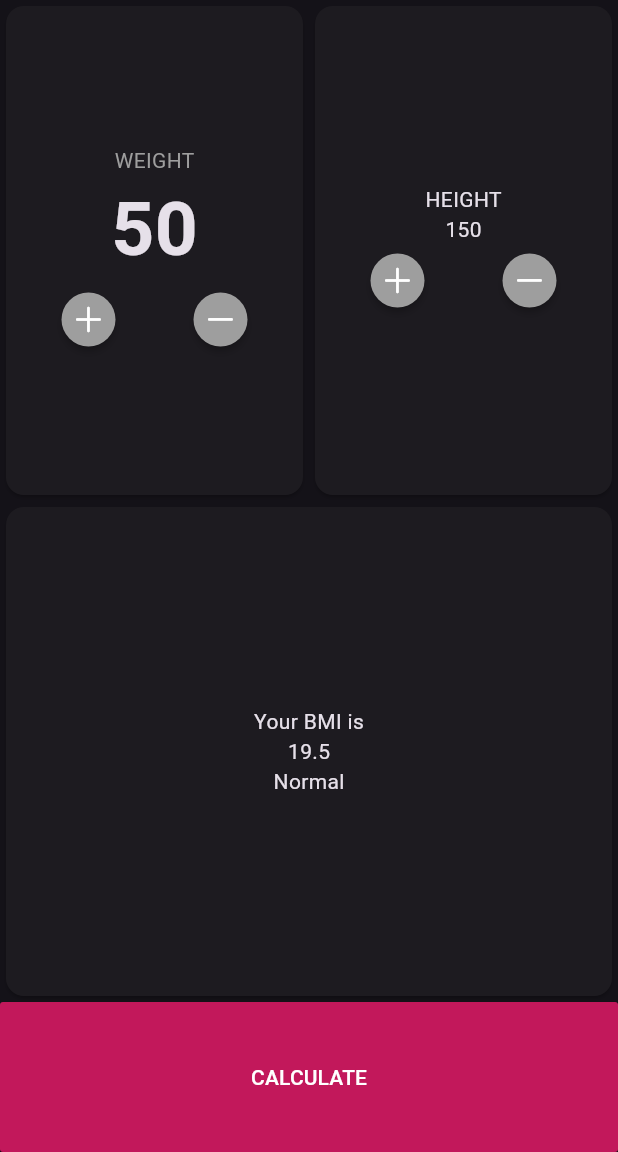
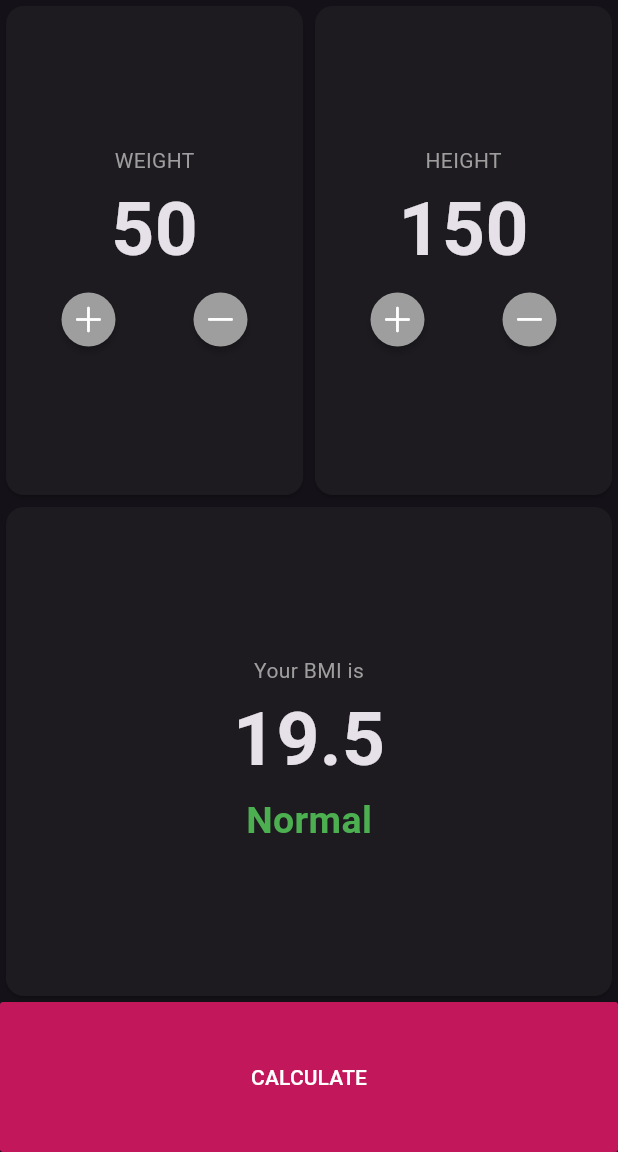
Before and after one commit to shmllslmt/weightwatcher, a Flutter app: the screen it shows after launch, on a phone screen of 412 x 824 dp, the part 84-1236 px from its top. Run offline on Flutter 3.47's test engine with Material 3 defaults, Android fonts, the phone set to English and light mode, and no system bars.

Commit message:
TextStyle for all Text widgets

```diff
--- a/lib/main.dart
+++ b/lib/main.dart
@@ -32,11 +32,14 @@ class BMIApp extends StatelessWidget {
                       child: Column(
                         mainAxisAlignment: MainAxisAlignment.center,
                         children: [
-                          Text("WEIGHT",
-                          style: TextStyle(
-                            color: Colors.grey,
-                          ),),
-                          Text("50",
+                          Text(
+                            "WEIGHT",
+                            style: TextStyle(
+                              color: Colors.grey,
+                            ),
+                          ),
+                          Text(
+                            "50",
                             style: TextStyle(
                               fontSize: 50.0,
                               fontWeight: FontWeight.bold,
@@ -68,8 +71,17 @@ class BMIApp extends StatelessWidget {
                       child: Column(
                         mainAxisAlignment: MainAxisAlignment.center,
                         children: [
-                          Text("HEIGHT"),
-                          Text("150"),
+                          Text(
+                            "HEIGHT",
+                            style: TextStyle(color: Colors.grey),
+                          ),
+                          Text(
+                            "150",
+                            style: TextStyle(
+                              fontSize: 50.0,
+                              fontWeight: FontWeight.bold,
+                            ),
+                          ),
                           Row(
                             mainAxisAlignment: MainAxisAlignment.center,
                             children: [
@@ -99,9 +111,27 @@ class BMIApp extends StatelessWidget {
                 child: Column(
                   mainAxisAlignment: MainAxisAlignment.center,
                   children: [
-                    Text("Your BMI is"),
-                    Text("19.5"),
-                    Text("Normal"),
+                    Text(
+                      "Your BMI is",
+                      style: TextStyle(
+                        color: Colors.grey,
+                      ),
+                    ),
+                    Text(
+                      "19.5",
+                      style: TextStyle(
+                        fontSize: 50.0,
+                        fontWeight: FontWeight.bold,
+                      ),
+                    ),
+                    Text(
+                      "Normal",
+                      style: TextStyle(
+                        fontSize: 25.0,
+                        fontWeight: FontWeight.bold,
+                        color: Colors.green,
+                      ),
+                    ),
                   ],
                 ),
               ),
```
